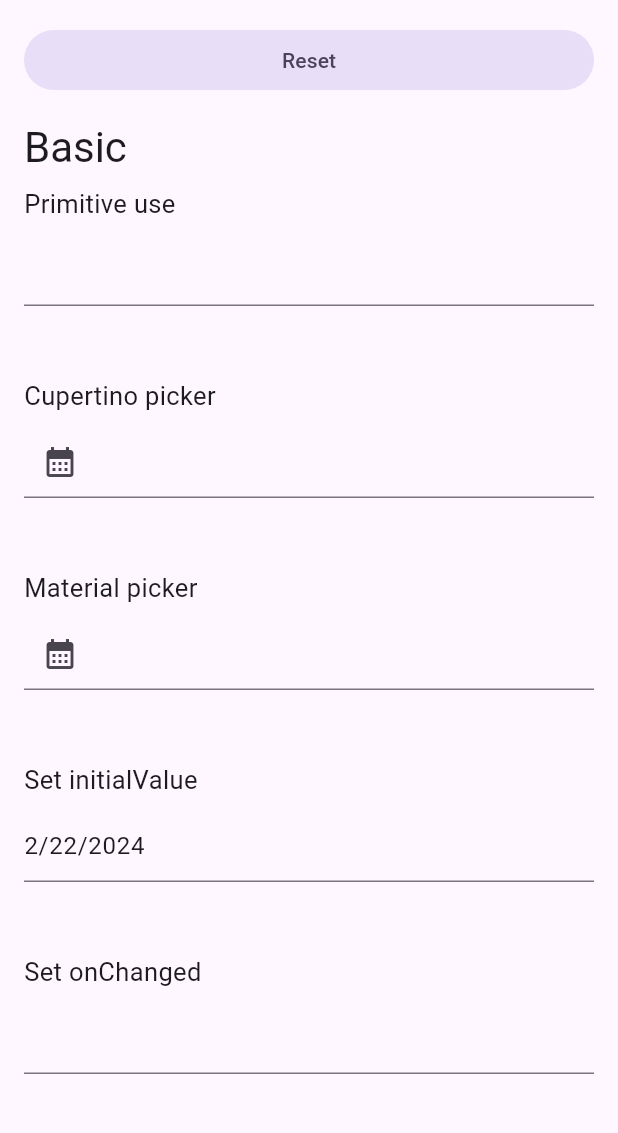
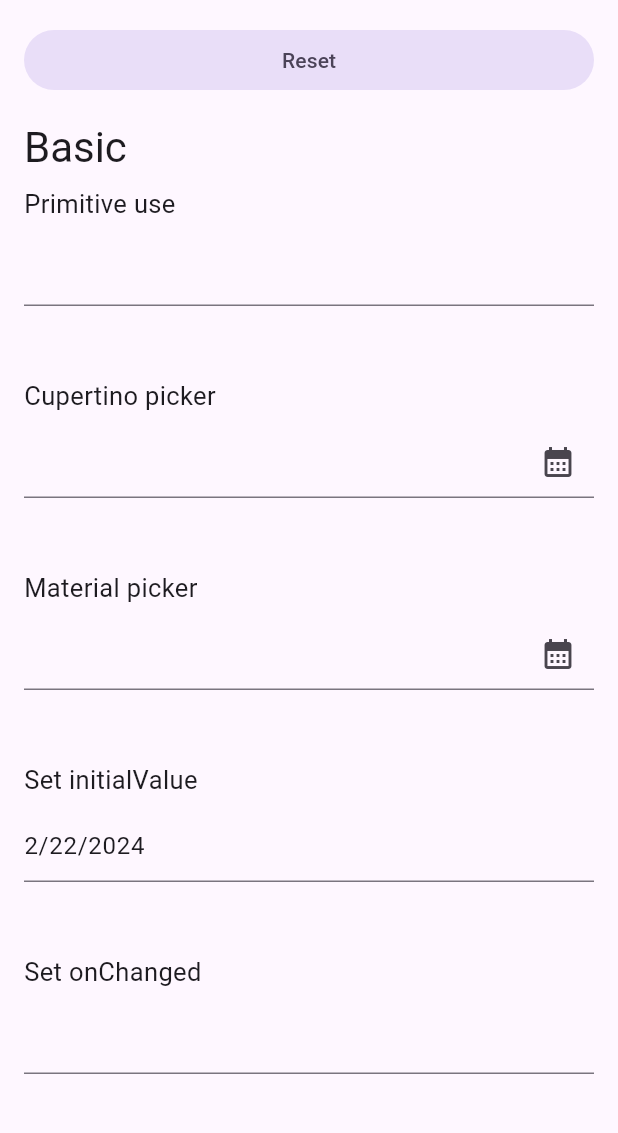
Before and after one commit to Zudah228/date_time_form_field, a Flutter app: the screen it shows after launch, on a phone screen of 412 x 824 dp, the part 84-1217 px from its top. Run offline on Flutter 3.47's test engine with Material 3 defaults, Android fonts, the phone set to English and light mode, and no system bars; our stand-ins replace gap.

Commit message:
feat: Icon を suffix へ移動

```diff
--- a/example/lib/main.dart
+++ b/example/lib/main.dart
@@ -224,16 +224,6 @@ class _MyHomePageState extends State<MyHomePage> {
                     ),
                     const Gap(8),
                     _ListItem(
-                      title: 'Suffix Icon',
-                      child: DateTimeFormField(
-                        decoration: InputDecoration(
-                          hintText:
-                              MaterialLocalizations.of(context).dateHelpText,
-                          suffixIcon: const DateTimeFormClearButton(),
-                        ),
-                      ),
-                    ),
-                    _ListItem(
                       title: 'Filled',
                       child: DateTimeFormField(
                         decoration: InputDecoration(
--- a/lib/src/core/date_time_field.dart
+++ b/lib/src/core/date_time_field.dart
@@ -79,10 +79,10 @@ class DateTimeTextFieldState extends State<DateTimeTextField> {
   Widget build(BuildContext context) {
     final effectiveDecoration = (widget.decoration ?? const InputDecoration())
         .applyDefaults(Theme.of(context).inputDecorationTheme);
-    Widget? prefixIcon;
+    Widget? suffixIcon;
 
     if (widget.showDatePicker case final showDatePicker?) {
-      prefixIcon = IconButton(
+      suffixIcon = IconButton(
         onPressed: () => showDatePicker(_controller.value),
         icon: const Icon(Icons.calendar_month),
       );
@@ -94,7 +94,7 @@ class DateTimeTextFieldState extends State<DateTimeTextField> {
       restorationId: widget.restorationId,
       autovalidateMode: widget.autovalidateMode,
       decoration: effectiveDecoration.copyWith(
-        prefixIcon: prefixIcon,
+        suffixIcon: suffixIcon,
       ),
       parseDate: widget.parseDate,
       onChanged: (value) {
```
